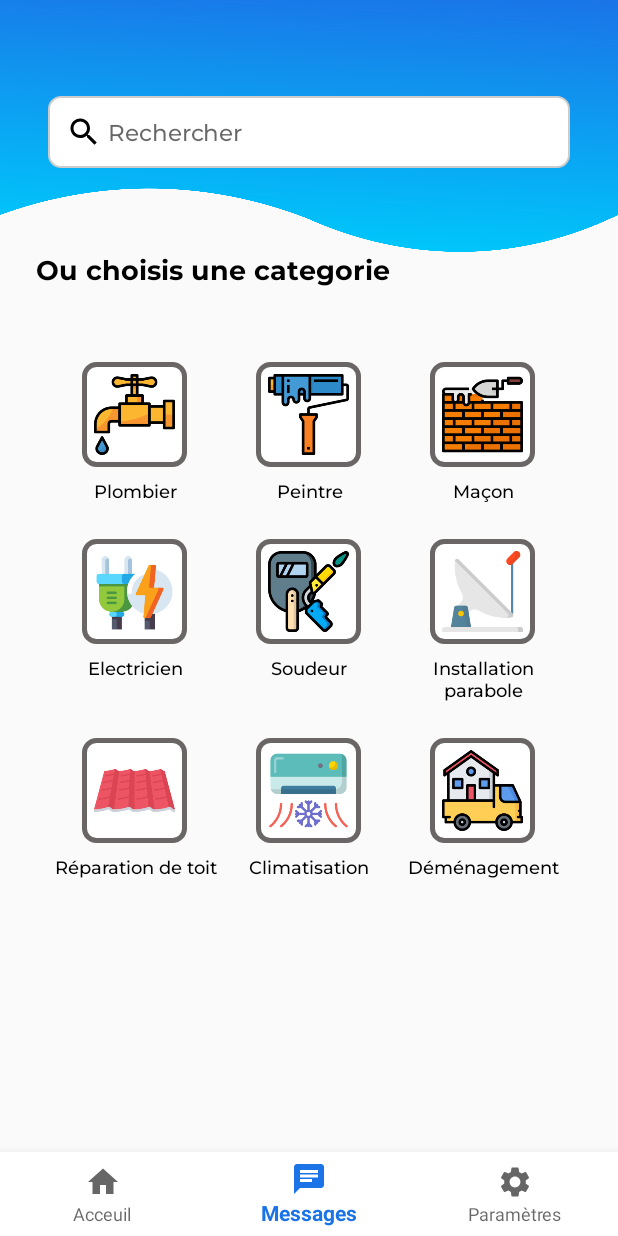
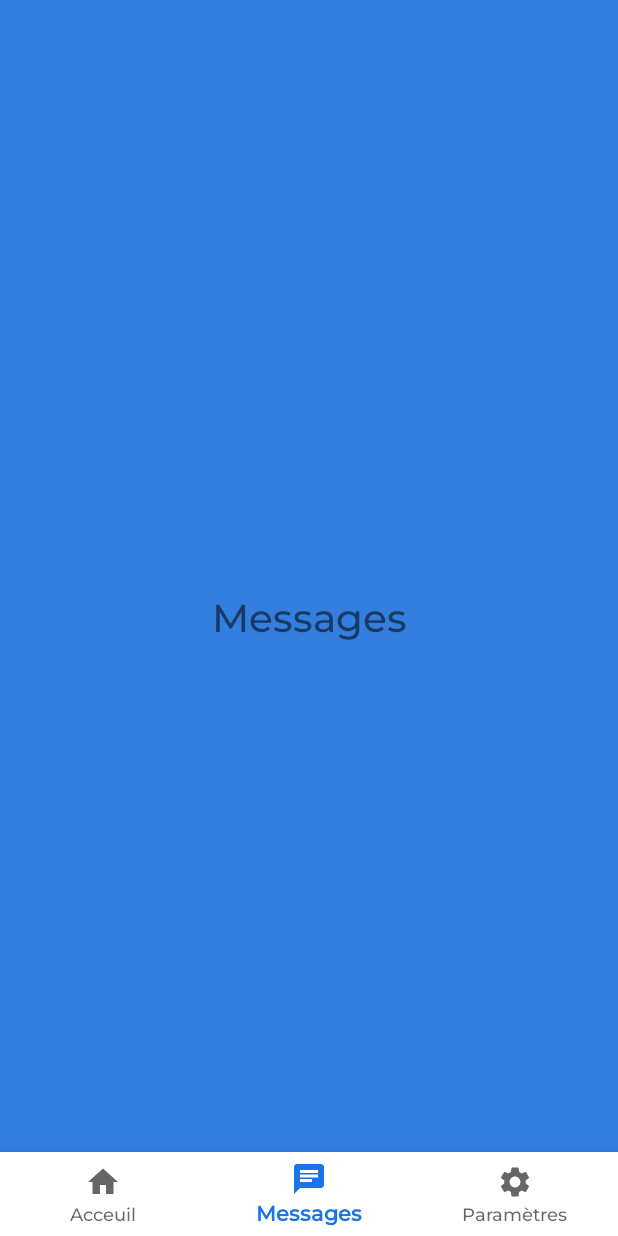
Before and after one commit to thisizsalah/Memoire-App, an Android app: the screen it shows after launch (MainActivity), item 2 of the bottom bar chosen, on a phone screen of 412 x 824 dp. Run offline under Robolectric (Android 15) with nearby library versions, the phone set to English and light mode, and no system bars.

Commit message:
2nd push

```diff
--- a/app/build.gradle
+++ b/app/build.gradle
@@ -22,6 +22,10 @@ android {
             proguardFiles getDefaultProguardFile('proguard-android-optimize.txt'), 'proguard-rules.pro'
         }
     }
+    buildFeatures{
+        viewBinding true
+    }
+
     compileOptions {
         sourceCompatibility JavaVersion.VERSION_1_8
         targetCompatibility JavaVersion.VERSION_1_8
--- a/app/src/main/java/com/madi/msdztest/MainActivity.java
+++ b/app/src/main/java/com/madi/msdztest/MainActivity.java
@@ -1,14 +1,45 @@
 package com.madi.msdztest;
 
 import androidx.appcompat.app.AppCompatActivity;
+import androidx.fragment.app.Fragment;
+import androidx.fragment.app.FragmentManager;
+import androidx.fragment.app.FragmentTransaction;
 
 import android.os.Bundle;
 
-public class MainActivity extends AppCompatActivity {
+import com.madi.msdztest.databinding.ActivityMainBinding;
 
+public class  MainActivity extends AppCompatActivity {
+ ActivityMainBinding binding;
     @Override
     protected void onCreate(Bundle savedInstanceState) {
         super.onCreate(savedInstanceState);
-        setContentView(R.layout.activity_main);
+        binding = ActivityMainBinding.inflate(getLayoutInflater());
+        setContentView(binding.getRoot());
+        replaceFragement(new Fragment());
+
+        binding.bottomNavigationView.setOnItemSelectedListener(item -> {
+
+            switch (item.getItemId()){
+                case R.id.Acceuil:
+                    replaceFragement(new Fragment() );
+                    break;
+                case R.id.Messages:
+                    replaceFragement(new MessagesFragment());
+                    break;
+                case R.id.Paramètres:
+                    replaceFragement(new SettingsFragment());
+                    break;
+
+            }
+
+            return true;
+        });
+    }
+    private void replaceFragement(Fragment fragment){
+        FragmentManager fragmentManager = getSupportFragmentManager();
+        FragmentTransaction fragmentTransaction = fragmentManager.beginTransaction();
+        fragmentTransaction.replace(R.id.mainConstraint,fragment);
+        fragmentTransaction.commit();
     }
 }
--- /dev/null
+++ b/app/src/main/java/com/madi/msdztest/MessagesFragment.java
@@ -0,0 +1,64 @@
+package com.madi.msdztest;
+
+import android.os.Bundle;
+
+import androidx.fragment.app.Fragment;
+
+import android.view.LayoutInflater;
+import android.view.View;
+import android.view.ViewGroup;
+
+/**
+ * A simple {@link Fragment} subclass.
+ * Use the {@link MessagesFragment#newInstance} factory method to
+ * create an instance of this fragment.
+ */
+public class MessagesFragment extends Fragment {
+
+    // TODO: Rename parameter arguments, choose names that match
+    // the fragment initialization parameters, e.g. ARG_ITEM_NUMBER
+    private static final String ARG_PARAM1 = "param1";
+    private static final String ARG_PARAM2 = "param2";
+
+    // TODO: Rename and change types of parameters
+    private String mParam1;
+    private String mParam2;
+
+    public MessagesFragment() {
+        // Required empty public constructor
+    }
+
+    /**
+     * Use this factory method to create a new instance of
+     * this fragment using the provided parameters.
+     *
+     * @param param1 Parameter 1.
+     * @param param2 Parameter 2.
+     * @return A new instance of fragment MessagesFragment.
+     */
+    // TODO: Rename and change types and number of parameters
+    public static MessagesFragment newInstance(String param1, String param2) {
+        MessagesFragment fragment = new MessagesFragment();
+        Bundle args = new Bundle();
+        args.putString(ARG_PARAM1, param1);
+        args.putString(ARG_PARAM2, param2);
+        fragment.setArguments(args);
+        return fragment;
+    }
+
+    @Override
+    public void onCreate(Bundle savedInstanceState) {
+        super.onCreate(savedInstanceState);
+        if (getArguments() != null) {
+            mParam1 = getArguments().getString(ARG_PARAM1);
+            mParam2 = getArguments().getString(ARG_PARAM2);
+        }
+    }
+
+    @Override
+    public View onCreateView(LayoutInflater inflater, ViewGroup container,
+                             Bundle savedInstanceState) {
+        // Inflate the layout for this fragment
+        return inflater.inflate(R.layout.fragment_messages, container, false);
+    }
+}
--- a/app/src/main/res/layout/activity_main.xml
+++ b/app/src/main/res/layout/activity_main.xml
@@ -4,7 +4,8 @@
     xmlns:tools="http://schemas.android.com/tools"
     android:layout_width="match_parent"
     android:layout_height="match_parent"
-    tools:context=".MainActivity">
+    tools:context=".MainActivity"
+    android:id="@+id/mainConstraint">
 
     <LinearLayout
         android:layout_width="match_parent"
@@ -40,12 +41,12 @@
         android:id="@+id/textView"
         android:layout_width="wrap_content"
         android:layout_height="wrap_content"
-        android:layout_marginStart="24dp"
-        android:layout_marginTop="56dp"
-        android:fontFamily="@font/montserrat_bold"
+        android:layout_marginStart="32dp"
+        android:layout_marginTop="72dp"
         android:text="Ou choisis une categorie"
         android:textColor="@color/black"
         android:textSize="18sp"
+        android:textStyle="bold"
         app:layout_constraintStart_toStartOf="parent"
         app:layout_constraintTop_toBottomOf="@+id/Recherche_bar" />
 
@@ -75,7 +76,7 @@
                 android:orientation="vertical">
 
                 <ImageView
-                    android:id="@+id/imageView5"
+                    android:id="@+id/ic_plombier"
                     android:layout_width="70dp"
                     android:layout_height="70dp"
                     android:layout_margin="8dp"
@@ -84,7 +85,7 @@
                     app:srcCompat="@drawable/water" />
 
                 <TextView
-                    android:id="@+id/textView10"
+                    android:id="@+id/textView1"
                     android:layout_width="match_parent"
                     android:layout_height="wrap_content"
                     android:layout_marginBottom="16dp"
@@ -103,7 +104,7 @@
                 android:orientation="vertical">
 
                 <ImageView
-                    android:id="@+id/imageView5"
+                    android:id="@+id/ic_peintre"
                     android:layout_width="70dp"
                     android:layout_height="70dp"
                     android:layout_margin="8dp"
@@ -112,7 +113,7 @@
                     app:srcCompat="@drawable/paint_roller" />
 
                 <TextView
-                    android:id="@+id/textView10"
+                    android:id="@+id/textView2"
                     android:layout_width="match_parent"
                     android:layout_height="wrap_content"
                     android:layout_marginBottom="16dp"
@@ -131,7 +132,7 @@
                 android:orientation="vertical">
 
                 <ImageView
-                    android:id="@+id/imageView5"
+                    android:id="@+id/ic_maçon"
                     android:layout_width="70dp"
                     android:layout_height="70dp"
                     android:layout_margin="8dp"
@@ -140,7 +141,7 @@
                     app:srcCompat="@drawable/brick_wall" />
 
                 <TextView
-                    android:id="@+id/textView10"
+                    android:id="@+id/textView3"
                     android:layout_width="match_parent"
                     android:layout_height="wrap_content"
                     android:layout_marginBottom="16dp"
@@ -166,7 +167,7 @@
                 android:orientation="vertical">
 
                 <ImageView
-                    android:id="@+id/imageView5"
+                    android:id="@+id/ic_electricien"
                     android:layout_width="70dp"
                     android:layout_height="70dp"
                     android:layout_margin="8dp"
@@ -175,7 +176,7 @@
                     app:srcCompat="@drawable/electrical_energy" />
 
                 <TextView
-                    android:id="@+id/textView10"
+                    android:id="@+id/textView4"
                     android:layout_width="match_parent"
                     android:layout_height="wrap_content"
                     android:layout_marginBottom="16dp"
@@ -194,7 +195,7 @@
                 android:orientation="vertical">
 
                 <ImageView
-                    android:id="@+id/imageView5"
+                    android:id="@+id/ic_soudeur"
                     android:layout_width="70dp"
                     android:layout_height="70dp"
                     android:layout_margin="8dp"
@@ -203,7 +204,7 @@
                     app:srcCompat="@drawable/welding" />
 
                 <TextView
-                    android:id="@+id/textView10"
+                    android:id="@+id/textView5"
                     android:layout_width="match_parent"
                     android:layout_height="wrap_content"
                     android:layout_marginBottom="16dp"
@@ -222,7 +223,7 @@
                 android:orientation="vertical">
 
                 <ImageView
-                    android:id="@+id/imageView5"
+                    android:id="@+id/ic_parabole"
                     android:layout_width="70dp"
                     android:layout_height="70dp"
                     android:layout_margin="8dp"
@@ -231,7 +232,7 @@
                     app:srcCompat="@drawable/satellite_dish" />
 
                 <TextView
-                    android:id="@+id/textView10"
+                    android:id="@+id/textView6"
                     android:layout_width="match_parent"
                     android:layout_height="wrap_content"
                     android:layout_marginBottom="16dp"
@@ -257,7 +258,7 @@
                 android:orientation="vertical">
 
                 <ImageView
-                    android:id="@+id/imageView5"
+                    android:id="@+id/ic_toit"
                     android:layout_width="70dp"
                     android:layout_height="70dp"
                     android:layout_margin="8dp"
@@ -266,7 +267,7 @@
                     app:srcCompat="@drawable/roof" />
 
                 <TextView
-                    android:id="@+id/textView10"
+                    android:id="@+id/textView7"
                     android:layout_width="match_parent"
                     android:layout_height="wrap_content"
                     android:layout_marginBottom="16dp"
@@ -285,7 +286,7 @@
                 android:orientation="vertical">
 
                 <ImageView
-                    android:id="@+id/imageView5"
+                    android:id="@+id/ic_climat"
                     android:layout_width="70dp"
                     android:layout_height="70dp"
                     android:layout_margin="8dp"
@@ -294,12 +295,12 @@
                     app:srcCompat="@drawable/air_conditioner" />
 
                 <TextView
-                    android:id="@+id/textView10"
+                    android:id="@+id/textView8"
                     android:layout_width="match_parent"
                     android:layout_height="wrap_content"
                     android:layout_marginBottom="16dp"
                     android:fontFamily="@font/montserrat_medium"
-                    android:text="Climatisation"
+                    android:text="@string/climatisation"
                     android:textAlignment="center"
                     android:textColor="@color/black"
                     android:textSize="12sp" />
@@ -313,7 +314,7 @@
                 android:orientation="vertical">
 
                 <ImageView
-                    android:id="@+id/imageView5"
+                    android:id="@+id/ic_demenagement"
                     android:layout_width="70dp"
                     android:layout_height="70dp"
                     android:layout_margin="8dp"
@@ -322,7 +323,7 @@
                     app:srcCompat="@drawable/moving_truck" />
 
                 <TextView
-                    android:id="@+id/textView10"
+                    android:id="@+id/textView9"
                     android:layout_width="match_parent"
                     android:layout_height="wrap_content"
                     android:layout_marginBottom="16dp"
@@ -338,14 +339,15 @@
     </LinearLayout>
 
     <com.google.android.material.bottomnavigation.BottomNavigationView
+        android:id="@+id/bottomNavigationView"
         android:layout_width="0dp"
         android:layout_height="wrap_content"
+        android:background="@color/white"
+        app:itemBackground="@color/white"
         app:layout_constraintBottom_toBottomOf="parent"
         app:layout_constraintEnd_toEndOf="parent"
         app:layout_constraintHorizontal_bias="0.5"
         app:layout_constraintStart_toStartOf="parent"
-        android:background="@color/white"
-        app:menu="@menu/bottom_nav_menu"
-        />
+        app:menu="@menu/bottom_nav_menu" />
 
 </androidx.constraintlayout.widget.ConstraintLayout>
--- a/app/src/main/res/layout/activity_onboarding.xml
+++ b/app/src/main/res/layout/activity_onboarding.xml
@@ -38,12 +38,12 @@
                 android:layout_width="wrap_content"
                 android:layout_height="wrap_content"
                 android:layout_marginTop="50dp"
-                android:fontFamily="@font/montserrat_bold"
+                android:textStyle="bold"
                 android:gravity="center_horizontal"
                 android:lineHeight="35dp"
                 android:text="@string/inscrivez_vous_pour_trouvez_des_meilleurs_artisans_proximit"
                 android:textColor="@color/black"
-                android:textSize="18sp"
+                android:textSize="20sp"
                 app:layout_constraintEnd_toEndOf="parent"
                 app:layout_constraintHorizontal_bias="0.5"
                 app:layout_constraintStart_toStartOf="parent"
@@ -57,7 +57,7 @@
                 android:layout_marginEnd="16dp"
                 android:layout_marginBottom="16dp"
                 android:background="@drawable/button_commencer"
-                android:fontFamily="@font/montserrat_bold"
+                android:textStyle="bold"
                 android:text="Commencer"
                 android:textAllCaps="false"
                 android:textColor="@color/white"
--- /dev/null
+++ b/app/src/main/res/layout/fragment_messages.xml
@@ -0,0 +1,18 @@
+<?xml version="1.0" encoding="utf-8"?>
+<FrameLayout xmlns:android="http://schemas.android.com/apk/res/android"
+    xmlns:tools="http://schemas.android.com/tools"
+    android:layout_width="match_parent"
+    android:layout_height="match_parent"
+    tools:context=".MessagesFragment">
+
+    <!-- TODO: Update blank fragment layout -->
+    <TextView
+        android:layout_width="match_parent"
+        android:layout_height="match_parent"
+        android:background="@color/blue"
+        android:gravity="center"
+        android:textSize="26dp"
+        android:fontFamily="@font/montserrat_bold"
+        android:text="Messages" />
+
+</FrameLayout>
--- a/app/src/main/res/values/strings.xml
+++ b/app/src/main/res/values/strings.xml
@@ -4,4 +4,7 @@
     <string name="todo">TODO</string>
     <string name="rechercher">Rechercher</string>
     <string name="plomberie">Plomberie</string>
+    <string name="climatisation">Climatisation</string>
+    <!-- TODO: Remove or change this placeholder text -->
+    <string name="hello_blank_fragment">Hello blank fragment</string>
 </resources>
--- a/app/src/main/res/values/themes.xml
+++ b/app/src/main/res/values/themes.xml
@@ -12,5 +12,8 @@
         <!-- Status bar color. -->
         <item name="android:statusBarColor">@color/blue2</item>
         <!-- Customize your theme here. -->
+        <item name="fontFamily">@font/montserrat_medium</item>
+
     </style>
+
 </resources>
```
Also changed, not shown: app/src/main/java/com/madi/msdztest/SettingsFragment.java (added, +64 -0 lines), app/src/main/res/layout/activity_login.xml (+3 -8 lines), app/src/main/res/layout/fragment_settings.xml (added, +18 -0 lines).
